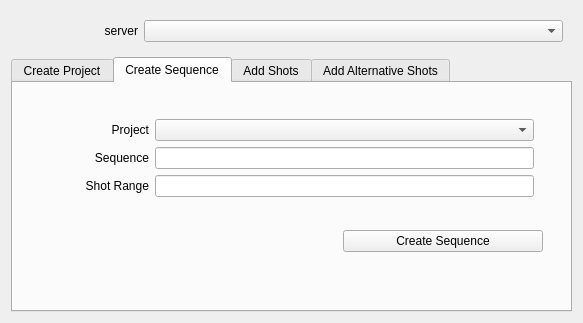
The window that ui/projectManager.ui (code-google-com/oyprojectmanager) describes before a commit, drawn with Qt 5.
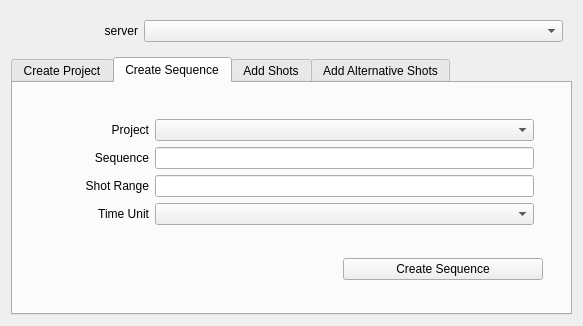
The same window after the commit. The open tabs and pages were chosen to show the change.

Commit message: oyProjectManager: v10.4.28 - assetManager: fixed asset.exists calls, because it is a property now, it   should called properly - oyProjectManager: added timeUnit support - defaultSettings.xml: removed the databaseData node

```diff
--- a/ui/projectManager.ui
+++ b/ui/projectManager.ui
@@ -7,7 +7,7 @@
     <x>0</x>
     <y>0</y>
     <width>583</width>
-    <height>323</height>
+    <height>326</height>
    </rect>
   </property>
   <property name="windowTitle">
@@ -283,6 +283,19 @@
                 <item row="2" column="1">
                  <widget class="QLineEdit" name="shotRange_lineEdit2"/>
                 </item>
+                <item row="3" column="0">
+                 <widget class="QLabel" name="fps_label">
+                  <property name="text">
+                   <string>Time Unit</string>
+                  </property>
+                  <property name="alignment">
+                   <set>Qt::AlignRight|Qt::AlignTrailing|Qt::AlignVCenter</set>
+                  </property>
+                 </widget>
+                </item>
+                <item row="3" column="1">
+                 <widget class="QComboBox" name="fps_comboBox"/>
+                </item>
                </layout>
               </widget>
              </item>
```
The commit also changes 12 other files.
